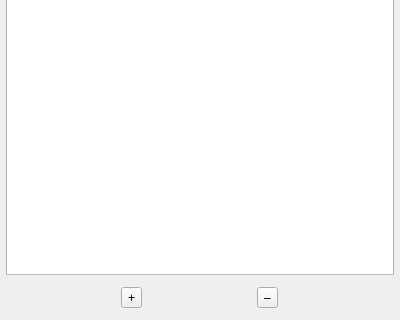
This is src/edit/TreeView.ui in wagenadl/sbemviewer as Qt 5 draws it before an edit; both pictures show x 0 to 400 and y 284 to 604 of the 400 by 604 pixel window. The edited form follows.
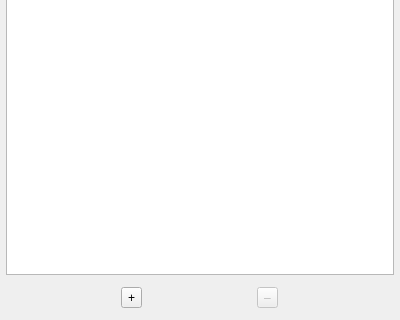
This is the edited form.

What changed in the file:
```diff
--- a/src/edit/TreeView.ui
+++ b/src/edit/TreeView.ui
@@ -59,6 +59,9 @@
       </item>
       <item>
        <widget class="QToolButton" name="del">
+        <property name="enabled">
+         <bool>false</bool>
+        </property>
         <property name="text">
          <string>–</string>
         </property>
```
